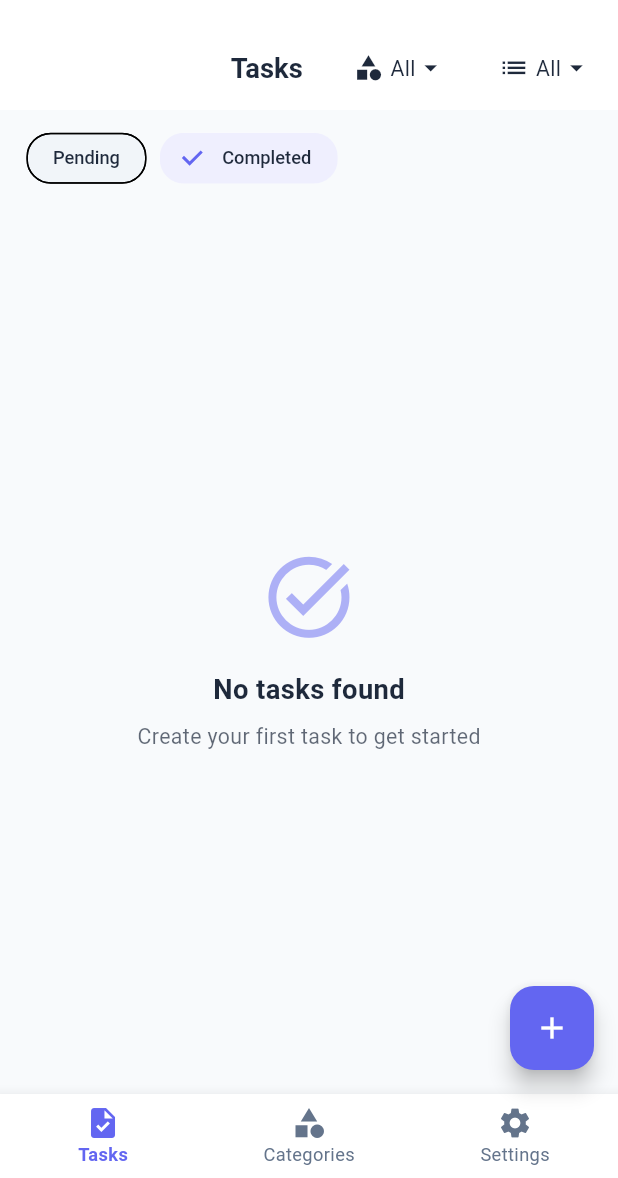
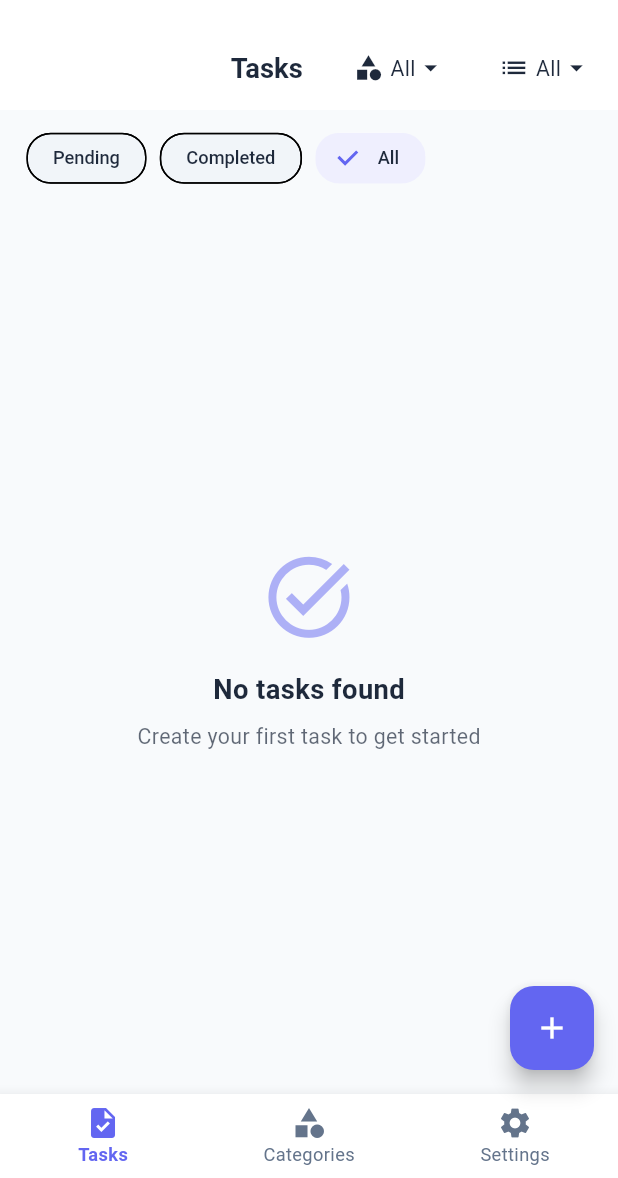
Before and after one commit to ahmadhabibshovo/work_manager, a Flutter app: the screen it shows after launch, on a phone screen of 412 x 824 dp, the part 58-1236 px from its top. Run offline on Flutter 3.47's test engine with Material 3 defaults, Android fonts, the phone set to English and light mode, and no system bars; our stand-ins replace flutter_screenutil, hive, hive_flutter, image_picker, shared_preferences; accounts and stored records are empty.

Commit message:
feat: Refactor task status filtering in TaskListScreen to use a string-based filter

```diff
--- a/lib/features/task_management/presentation/screens/task_list_screen.dart
+++ b/lib/features/task_management/presentation/screens/task_list_screen.dart
@@ -21,7 +21,7 @@ class TaskListScreen extends StatefulWidget {
 class TaskListScreenState extends State<TaskListScreen> with WidgetsBindingObserver {
   Future<List<Task>>? _tasksFuture;
   String _selectedFilter = 'all'; // 'all' means "all priorities"
-  bool _showCompleted = true;
+  String _taskStatusFilter = 'all'; // 'all', 'pending', 'completed'
   String _selectedCategoryId = 'all'; // 'all' means "all categories"
 
   // Dynamic categories loaded from database
@@ -325,14 +325,20 @@ class TaskListScreenState extends State<TaskListScreen> with WidgetsBindingObser
                   children: [
                     FilterChip(
                       label: const Text('Pending'),
-                      selected: !_showCompleted,
-                      onSelected: (selected) => setState(() => _showCompleted = !selected),
+                      selected: _taskStatusFilter == 'pending',
+                      onSelected: (selected) => setState(() => _taskStatusFilter = selected ? 'pending' : 'all'),
                     ),
                     SizedBox(width: 8.w),
                     FilterChip(
                       label: const Text('Completed'),
-                      selected: _showCompleted,
-                      onSelected: (selected) => setState(() => _showCompleted = selected),
+                      selected: _taskStatusFilter == 'completed',
+                      onSelected: (selected) => setState(() => _taskStatusFilter = selected ? 'completed' : 'all'),
+                    ),
+                    SizedBox(width: 8.w),
+                    FilterChip(
+                      label: const Text('All'),
+                      selected: _taskStatusFilter == 'all',
+                      onSelected: (selected) => setState(() => _taskStatusFilter = selected ? 'all' : 'pending'),
                     ),
                   ],
                 ),
@@ -432,9 +438,12 @@ class TaskListScreenState extends State<TaskListScreen> with WidgetsBindingObser
     }
 
     // Filter by completion status
-    if (!_showCompleted) {
+    if (_taskStatusFilter == 'pending') {
       filteredTasks = filteredTasks.where((task) => !task.isCompleted).toList();
+    } else if (_taskStatusFilter == 'completed') {
+      filteredTasks = filteredTasks.where((task) => task.isCompleted).toList();
     }
+    // For 'all', no filtering needed
 
     // Sort by priority (high to low) then by due date
     filteredTasks.sort((a, b) {
```
